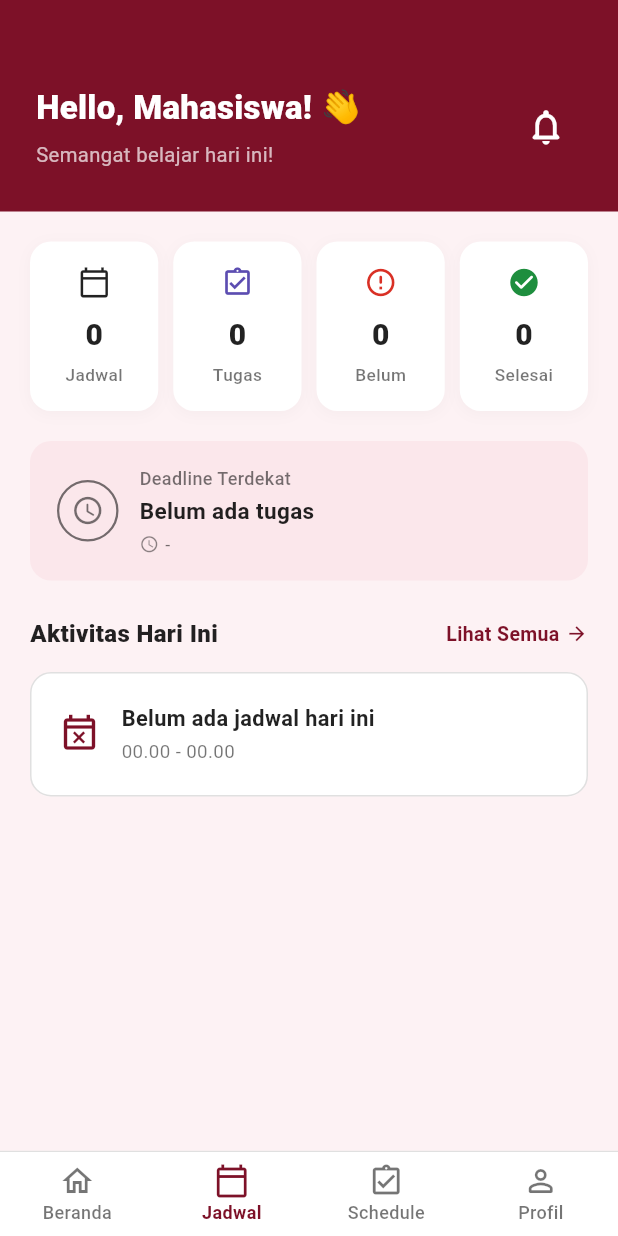
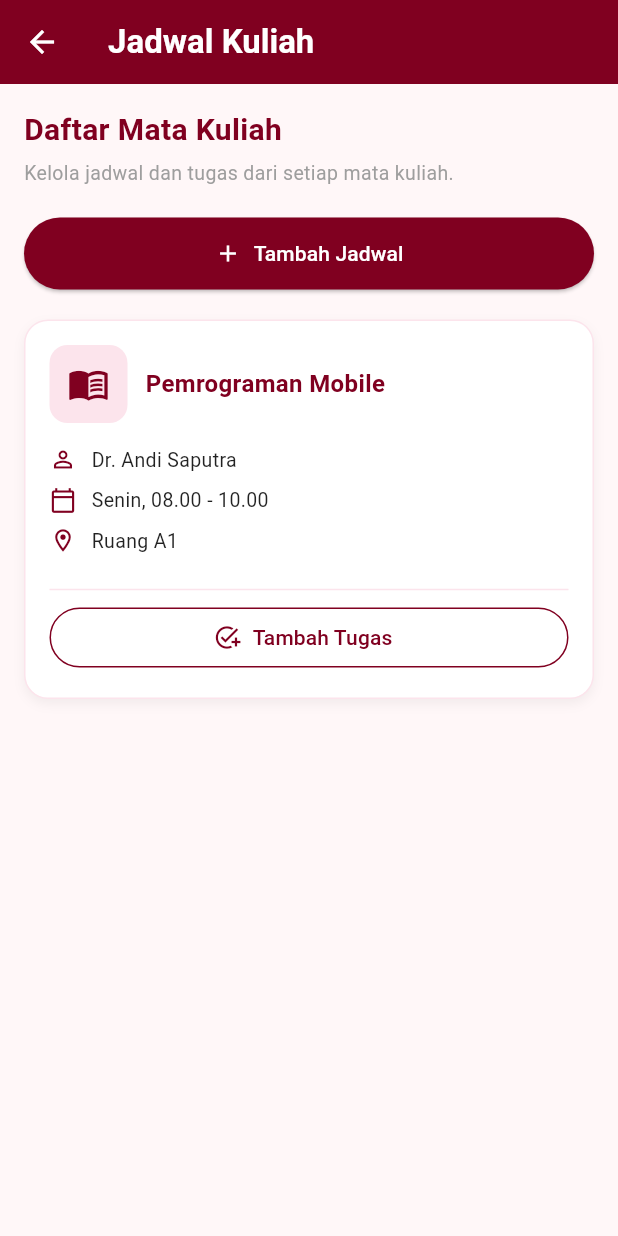
Before and after one commit to srimuliani310/Student_Task_Manager, a Flutter app: the HomeScreen screen opened directly, item 2 of the bottom bar chosen, on a phone screen of 412 x 824 dp. Run offline on Flutter 3.47's test engine with Material 3 defaults, Android fonts, the phone set to English and light mode, and no system bars.

Commit message:
Update project

```diff
--- /dev/null
+++ b/lib/screens/dashboard.dart
@@ -0,0 +1,234 @@
+import 'package:flutter/material.dart';
+
+class JadwalPage extends StatelessWidget {
+  const JadwalPage({super.key});
+
+  static const Color maroon = Color(0xFF800020);
+  static const Color pink = Color(0xFFFCE4EC);
+  static const Color background = Color(0xFFFFF7F8);
+
+  // Data contoh jadwal kuliah
+  final List<Map<String, String>> daftarJadwal = const [
+    {
+      'id': '1',
+      'matkul': 'Pemrograman Mobile',
+      'dosen': 'Dr. Andi Saputra',
+      'hari': 'Senin',
+      'mulai': '08.00',
+      'selesai': '10.00',
+      'ruangan': 'A1',
+    },
+    {
+      'id': '2',
+      'matkul': 'Basis Data',
+      'dosen': 'Ibu Siti Rahma',
+      'hari': 'Selasa',
+      'mulai': '10.00',
+      'selesai': '12.00',
+      'ruangan': 'B2',
+    },
+    {
+      'id': '3',
+      'matkul': 'Pemrograman Berorientasi Objek',
+      'dosen': 'Pak Budi Santoso',
+      'hari': 'Rabu',
+      'mulai': '13.00',
+      'selesai': '15.00',
+      'ruangan': 'C1',
+    },
+  ];
+
+  @override
+  Widget build(BuildContext context) {
+    return Scaffold(
+      backgroundColor: background,
+
+      // Header halaman
+      appBar: AppBar(
+        title: const Text(
+          'Jadwal Kuliah',
+          style: TextStyle(fontWeight: FontWeight.bold),
+        ),
+        backgroundColor: maroon,
+        foregroundColor: Colors.white,
+        elevation: 0,
+      ),
+
+      body: SingleChildScrollView(
+        padding: const EdgeInsets.all(16),
+        child: Column(
+          crossAxisAlignment: CrossAxisAlignment.start,
+          children: [
+            // Informasi halaman
+            const Text(
+              'Daftar Mata Kuliah',
+              style: TextStyle(
+                fontSize: 20,
+                fontWeight: FontWeight.bold,
+                color: maroon,
+              ),
+            ),
+
+            const SizedBox(height: 5),
+
+            const Text(
+              'Kelola jadwal dan tugas dari setiap mata kuliah.',
+              style: TextStyle(fontSize: 13, color: Colors.grey),
+            ),
+
+            const SizedBox(height: 20),
+
+            // Tombol tambah jadwal
+            SizedBox(
+              width: double.infinity,
+              child: ElevatedButton.icon(
+                onPressed: () {
+                  ScaffoldMessenger.of(context).showSnackBar(
+                    const SnackBar(
+                      content: Text(
+                        'Halaman Tambah Jadwal akan dihubungkan nanti.',
+                      ),
+                    ),
+                  );
+                },
+                icon: const Icon(Icons.add),
+                label: const Text('Tambah Jadwal'),
+                style: ElevatedButton.styleFrom(
+                  backgroundColor: maroon,
+                  foregroundColor: Colors.white,
+                  padding: const EdgeInsets.symmetric(vertical: 14),
+                  shape: RoundedRectangleBorder(
+                    borderRadius: BorderRadius.circular(12),
+                  ),
+                ),
+              ),
+            ),
+
+            const SizedBox(height: 20),
+
+            // Daftar kartu jadwal
+            ...daftarJadwal.map((jadwal) {
+              return Padding(
+                padding: const EdgeInsets.only(bottom: 14),
+                child: jadwalCard(context, jadwal),
+              );
+            }),
+          ],
+        ),
+      ),
+    );
+  }
+
+  // Widget kartu jadwal
+  Widget jadwalCard(BuildContext context, Map<String, String> jadwal) {
+    return Container(
+      padding: const EdgeInsets.all(16),
+      decoration: BoxDecoration(
+        color: Colors.white,
+        borderRadius: BorderRadius.circular(16),
+        border: Border.all(color: pink),
+        boxShadow: [
+          BoxShadow(
+            color: Colors.black.withValues(alpha: 0.04),
+            blurRadius: 6,
+            offset: const Offset(0, 3),
+          ),
+        ],
+      ),
+      child: Column(
+        crossAxisAlignment: CrossAxisAlignment.start,
+        children: [
+          // Nama mata kuliah
+          Row(
+            children: [
+              Container(
+                padding: const EdgeInsets.all(12),
+                decoration: BoxDecoration(
+                  color: pink,
+                  borderRadius: BorderRadius.circular(12),
+                ),
+                child: const Icon(Icons.menu_book, color: maroon, size: 28),
+              ),
+
+              const SizedBox(width: 12),
+
+              Expanded(
+                child: Text(
+                  jadwal['matkul']!,
+                  style: const TextStyle(
+                    fontSize: 16,
+                    fontWeight: FontWeight.bold,
+                    color: maroon,
+                  ),
+                ),
+              ),
+            ],
+          ),
+
+          const SizedBox(height: 15),
+
+          // Informasi dosen
+          infoRow(Icons.person_outline, jadwal['dosen']!),
+
+          const SizedBox(height: 8),
+
+          // Informasi hari dan waktu
+          infoRow(
+            Icons.calendar_today_outlined,
+            '${jadwal['hari']}, ${jadwal['mulai']} - ${jadwal['selesai']}',
+          ),
+
+          const SizedBox(height: 8),
+
+          // Informasi ruangan
+          infoRow(Icons.location_on_outlined, 'Ruang ${jadwal['ruangan']}'),
+
+          const SizedBox(height: 15),
+
+          const Divider(color: pink),
+
+          // Tombol tambah tugas
+          SizedBox(
+            width: double.infinity,
+            child: OutlinedButton.icon(
+              onPressed: () {
+                ScaffoldMessenger.of(context).showSnackBar(
+                  SnackBar(
+                    content: Text(
+                      'Tambah tugas untuk ${jadwal['matkul']} akan dihubungkan nanti.',
+                    ),
+                  ),
+                );
+              },
+              icon: const Icon(Icons.add_task),
+              label: const Text('Tambah Tugas'),
+              style: OutlinedButton.styleFrom(
+                foregroundColor: maroon,
+                side: const BorderSide(color: maroon),
+                shape: RoundedRectangleBorder(
+                  borderRadius: BorderRadius.circular(10),
+                ),
+              ),
+            ),
+          ),
+        ],
+      ),
+    );
+  }
+
+  // Widget informasi jadwal
+  Widget infoRow(IconData icon, String text) {
+    return Row(
+      children: [
+        Icon(icon, size: 18, color: maroon),
+        const SizedBox(width: 10),
+        Expanded(
+          child: Text(
+            text,
+            style: const TextStyle(fontSize: 13, color: Colors.black87),
+          ),
+        ),
+      ],
+    );
+  }
+}
--- /dev/null
+++ b/lib/screens/jadwal.dart
@@ -0,0 +1,182 @@
+import 'package:flutter/material.dart';
+
+void main() {
+  runApp(
+    const MaterialApp(debugShowCheckedModeBanner: false, home: JadwalPage()),
+  );
+}
+
+class JadwalPage extends StatelessWidget {
+  const JadwalPage({super.key});
+
+  static const Color maroon = Color(0xFF800020);
+  static const Color pink = Color(0xFFFCE4EC);
+  static const Color background = Color(0xFFFFF7F8);
+
+  final List<Map<String, String>> daftarJadwal = const [
+    {
+      'matkul': 'Pemrograman Mobile',
+      'dosen': 'Dr. Andi Saputra',
+      'hari': 'Senin',
+      'mulai': '08.00',
+      'selesai': '10.00',
+      'ruangan': 'A1',
+    },
+  ];
+
+  @override
+  Widget build(BuildContext context) {
+    return Scaffold(
+      backgroundColor: background,
+      appBar: AppBar(
+        title: const Text(
+          'Jadwal Kuliah',
+          style: TextStyle(fontWeight: FontWeight.bold),
+        ),
+        backgroundColor: maroon,
+        foregroundColor: Colors.white,
+      ),
+      body: SingleChildScrollView(
+        padding: const EdgeInsets.all(16),
+        child: Column(
+          crossAxisAlignment: CrossAxisAlignment.start,
+          children: [
+            const Text(
+              'Daftar Mata Kuliah',
+              style: TextStyle(
+                fontSize: 20,
+                fontWeight: FontWeight.bold,
+                color: maroon,
+              ),
+            ),
+            const SizedBox(height: 5),
+            const Text(
+              'Kelola jadwal dan tugas dari setiap mata kuliah.',
+              style: TextStyle(fontSize: 13, color: Colors.grey),
+            ),
+            const SizedBox(height: 20),
+
+            SizedBox(
+              width: double.infinity,
+              child: ElevatedButton.icon(
+                onPressed: () {
+                  ScaffoldMessenger.of(context).showSnackBar(
+                    const SnackBar(
+                      content: Text('Tombol Tambah Jadwal diklik'),
+                    ),
+                  );
+                },
+                icon: const Icon(Icons.add),
+                label: const Text('Tambah Jadwal'),
+                style: ElevatedButton.styleFrom(
+                  backgroundColor: maroon,
+                  foregroundColor: Colors.white,
+                  padding: const EdgeInsets.symmetric(vertical: 14),
+                ),
+              ),
+            ),
+
+            const SizedBox(height: 20),
+
+            ...daftarJadwal.map((jadwal) {
+              return Padding(
+                padding: const EdgeInsets.only(bottom: 14),
+                child: jadwalCard(context, jadwal),
+              );
+            }),
+          ],
+        ),
+      ),
+    );
+  }
+
+  Widget jadwalCard(BuildContext context, Map<String, String> jadwal) {
+    return Container(
+      padding: const EdgeInsets.all(16),
+      decoration: BoxDecoration(
+        color: Colors.white,
+        borderRadius: BorderRadius.circular(16),
+        border: Border.all(color: pink),
+        boxShadow: [
+          BoxShadow(
+            color: Colors.black.withOpacity(0.05),
+            blurRadius: 6,
+            offset: const Offset(0, 3),
+          ),
+        ],
+      ),
+      child: Column(
+        crossAxisAlignment: CrossAxisAlignment.start,
+        children: [
+          Row(
+            children: [
+              Container(
+                padding: const EdgeInsets.all(12),
+                decoration: BoxDecoration(
+                  color: pink,
+                  borderRadius: BorderRadius.circular(12),
+                ),
+                child: const Icon(Icons.menu_book, color: maroon, size: 28),
+              ),
+              const SizedBox(width: 12),
+              Expanded(
+                child: Text(
+                  jadwal['matkul']!,
+                  style: const TextStyle(
+                    fontSize: 16,
+                    fontWeight: FontWeight.bold,
+                    color: maroon,
+                  ),
+                ),
+              ),
+            ],
+          ),
+          const SizedBox(height: 15),
+          infoRow(Icons.person_outline, jadwal['dosen']!),
+          const SizedBox(height: 8),
+          infoRow(
+            Icons.calendar_today_outlined,
+            '${jadwal['hari']}, ${jadwal['mulai']} - ${jadwal['selesai']}',
+          ),
+          const SizedBox(height: 8),
+          infoRow(Icons.location_on_outlined, 'Ruang ${jadwal['ruangan']}'),
+          const SizedBox(height: 15),
+          const Divider(color: pink),
+          SizedBox(
+            width: double.infinity,
+            child: OutlinedButton.icon(
+              onPressed: () {
+                ScaffoldMessenger.of(context).showSnackBar(
+                  SnackBar(
+                    content: Text('Tambah tugas untuk ${jadwal['matkul']}'),
+                  ),
+                );
+              },
+              icon: const Icon(Icons.add_task),
+              label: const Text('Tambah Tugas'),
+              style: OutlinedButton.styleFrom(
+                foregroundColor: maroon,
+                side: const BorderSide(color: maroon),
+              ),
+            ),
+          ),
+        ],
+      ),
+    );
+  }
+
+  Widget infoRow(IconData icon, String text) {
+    return Row(
+      children: [
+        Icon(icon, size: 18, color: maroon),
+        const SizedBox(width: 10),
+        Expanded(
+          child: Text(
+            text,
+            style: const TextStyle(fontSize: 13, color: Colors.black87),
+          ),
+        ),
+      ],
+    );
+  }
+}
```
Also changed, not shown: lib/main.dart (+7 -4 lines), lib/screens/home_screen.dart (+12 -3 lines).
